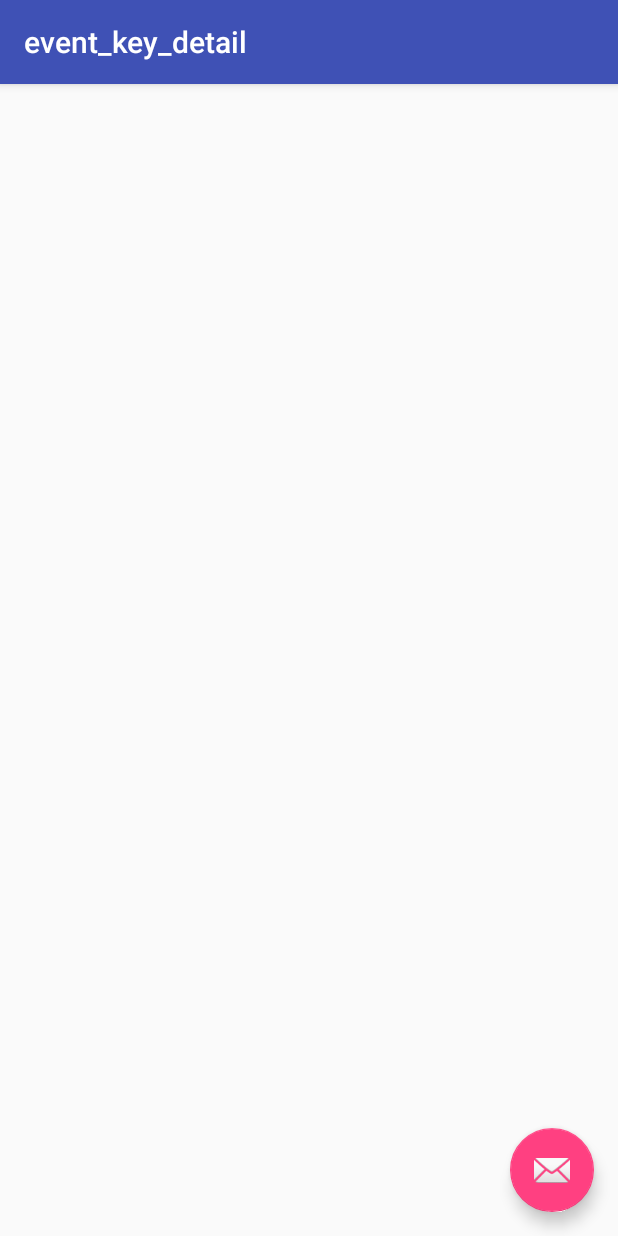
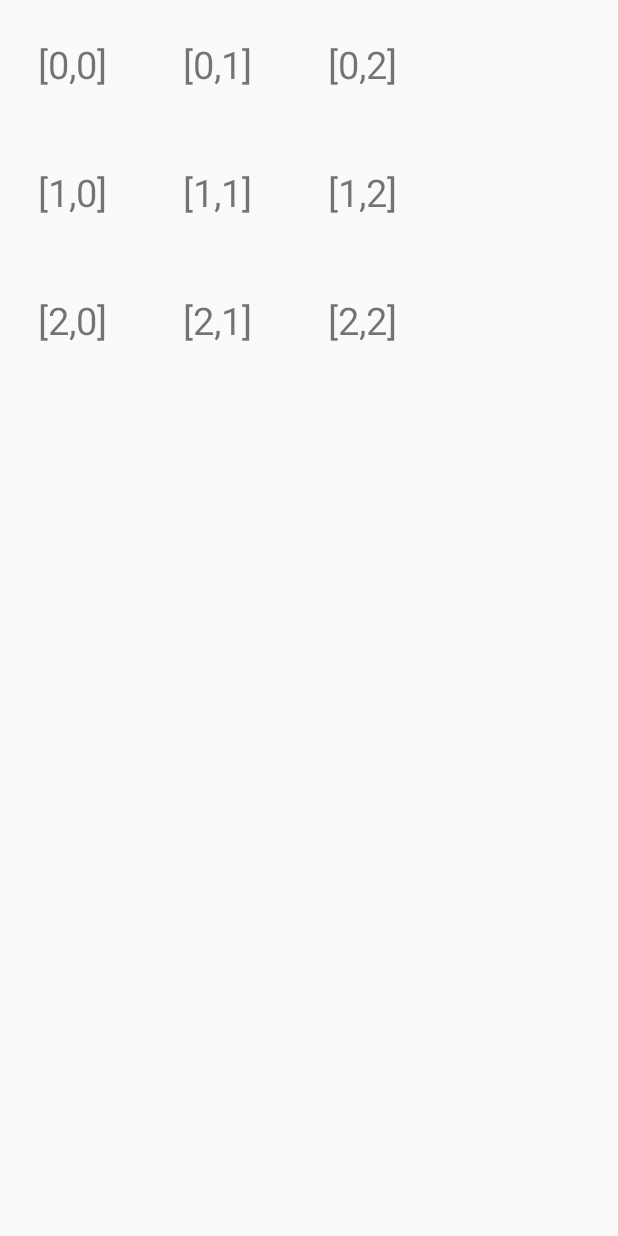
Before and after one commit to Victorgichohi/Event_Registration_System, an Android app: the EventKeyDetail screen opened directly, with no data from a screen before it, on a phone screen of 412 x 824 dp. Run offline under Robolectric (Android 15) with nearby library versions, the phone set to English and light mode, and no system bars; 3 statements that could not run were skipped.

Commit message:
this is a grid view layout

```diff
--- a/app/src/main/res/layout/activity_event_key_detail.xml
+++ b/app/src/main/res/layout/activity_event_key_detail.xml
@@ -1,25 +1,90 @@
-<?xml version="1.0" encoding="utf-8"?>
-<android.support.design.widget.CoordinatorLayout
-    xmlns:android="http://schemas.android.com/apk/res/android"
-    xmlns:app="http://schemas.android.com/apk/res-auto"
-    xmlns:tools="http://schemas.android.com/tools" android:layout_width="match_parent"
-    android:layout_height="match_parent" android:fitsSystemWindows="true"
-    tools:context="com.victor.m.eventregistrationsystem.EventKeyDetail">
+<GridLayout xmlns:android="http://schemas.android.com/apk/res/android"
+    android:layout_width="match_parent"
+    android:layout_height="match_parent"
+    android:orientation="horizontal"
+    android:rowCount="3"
+    android:columnCount="3">
 
-    <android.support.design.widget.AppBarLayout android:layout_height="wrap_content"
-        android:layout_width="match_parent" android:theme="@style/AppTheme.AppBarOverlay">
 
-        <android.support.v7.widget.Toolbar android:id="@+id/toolbar"
-            android:layout_width="match_parent" android:layout_height="?attr/actionBarSize"
-            android:background="?attr/colorPrimary" app:popupTheme="@style/AppTheme.PopupOverlay" />
+    <TextView
+        android:id="@+id/text1"
+        android:layout_row="0"
+        android:layout_column="0"
+        android:text="[0,0]"
+        android:textSize="25dp"
+        android:padding="25dp"
+        />
 
-    </android.support.design.widget.AppBarLayout>
+    <TextView
+        android:id="@+id/text2"
+        android:layout_row="0"
+        android:layout_column="1"
+        android:text="[0,1]"
+        android:textSize="25dp"
+        android:padding="25dp"
+        />
 
-    <include layout="@layout/content_event_key_detail" />
+    <TextView
+        android:id="@+id/text3"
+        android:layout_row="0"
+        android:layout_column="2"
+        android:text="[0,2]"
+        android:textSize="25dp"
+        android:padding="25dp"
+        />
 
-    <android.support.design.widget.FloatingActionButton android:id="@+id/fab"
-        android:layout_width="wrap_content" android:layout_height="wrap_content"
-        android:layout_gravity="bottom|end" android:layout_margin="@dimen/fab_margin"
-        android:src="@android:drawable/ic_dialog_email" />
+    <TextView
+        android:id="@+id/text4"
+        android:layout_row="1"
+        android:layout_column="0"
+        android:text="[1,0]"
+        android:textSize="25dp"
+        android:padding="25dp"
+        />
 
-</android.support.design.widget.CoordinatorLayout>
+    <TextView
+        android:id="@+id/text5"
+        android:layout_row="1"
+        android:layout_column="1"
+        android:text="[1,1]"
+        android:textSize="25dp"
+        android:padding="25dp"
+        />
+
+    <TextView
+        android:id="@+id/text6"
+        android:layout_row="1"
+        android:layout_column="2"
+        android:text="[1,2]"
+        android:textSize="25dp"
+        android:padding="25dp"
+        />
+
+    <TextView
+        android:id="@+id/text7"
+        android:layout_row="2"
+        android:layout_column="0"
+        android:text="[2,0]"
+        android:textSize="25dp"
+        android:padding="25dp"
+        />
+
+    <TextView
+        android:id="@+id/text8"
+        android:layout_row="2"
+        android:layout_column="1"
+        android:text="[2,1]"
+        android:textSize="25dp"
+        android:padding="25dp"
+        />
+
+    <TextView
+        android:id="@+id/text9"
+        android:layout_row="2"
+        android:layout_column="2"
+        android:text="[2,2]"
+        android:textSize="25dp"
+        android:padding="25dp"
+        />
+
+</GridLayout>
--- a/app/src/main/res/layout/content_event_key_detail.xml
+++ b/app/src/main/res/layout/content_event_key_detail.xml
@@ -10,4 +10,7 @@
     tools:showIn="@layout/activity_event_key_detail"
     tools:context="com.victor.m.eventregistrationsystem.EventKeyDetail">
 
+    <GridLayout
+        android:layout_width="match_parent"
+        android:layout_height="match_parent"></GridLayout>
 </RelativeLayout>
```
